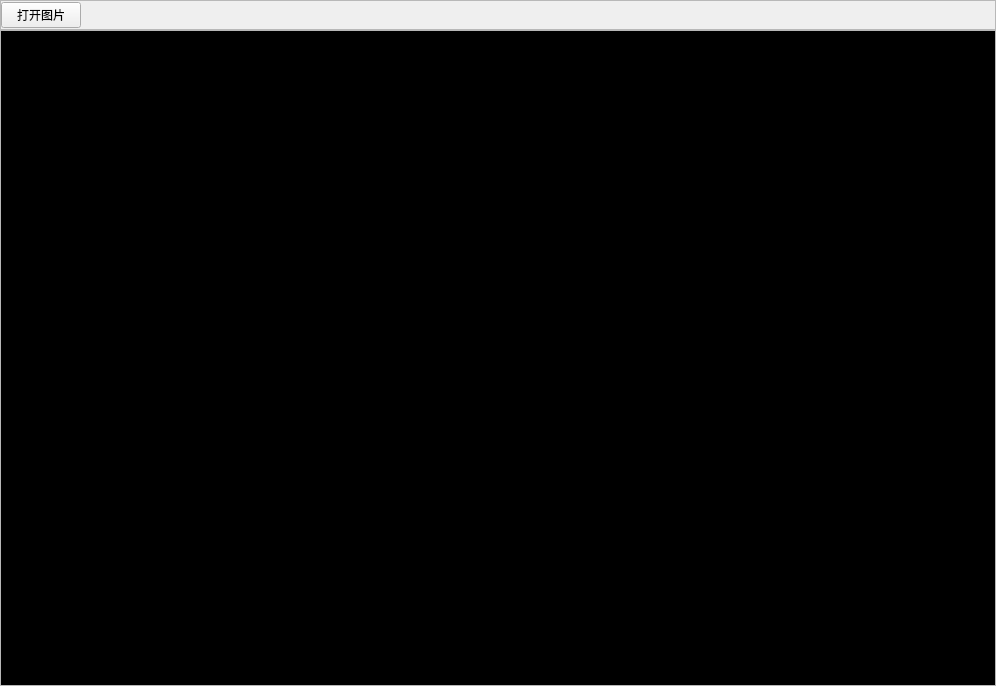
Before: the Qt Designer form ui/vsr_widget.ui in claudehotline/pyside6-video-player, drawn with Qt 5.
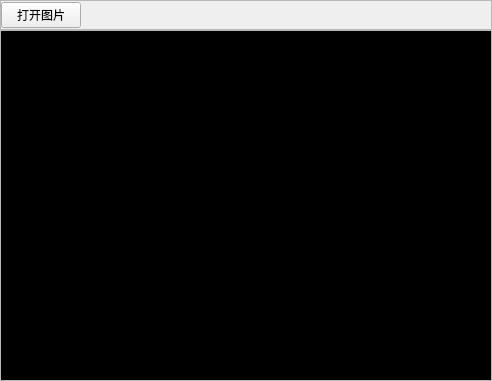
After: the same form once the commit is applied.

```diff
--- a/ui/vsr_widget.ui
+++ b/ui/vsr_widget.ui
@@ -6,8 +6,8 @@
    <rect>
     <x>0</x>
     <y>0</y>
-    <width>996</width>
-    <height>686</height>
+    <width>492</width>
+    <height>381</height>
    </rect>
   </property>
   <property name="sizePolicy">
```
